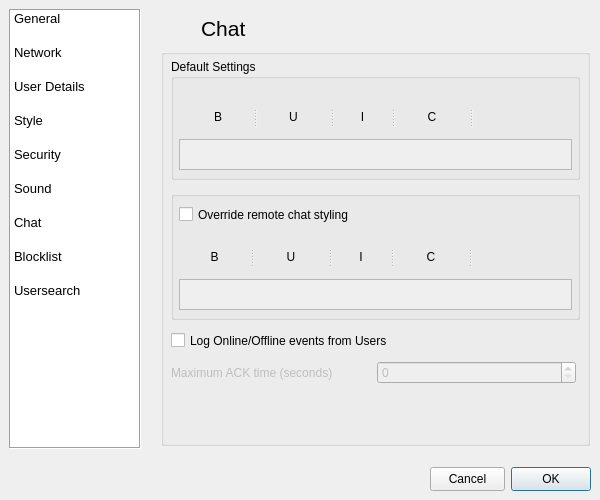
First picture: the form in src/gui/form_settingsgui.ui, repository vituperative/i2pchat, before the edit.
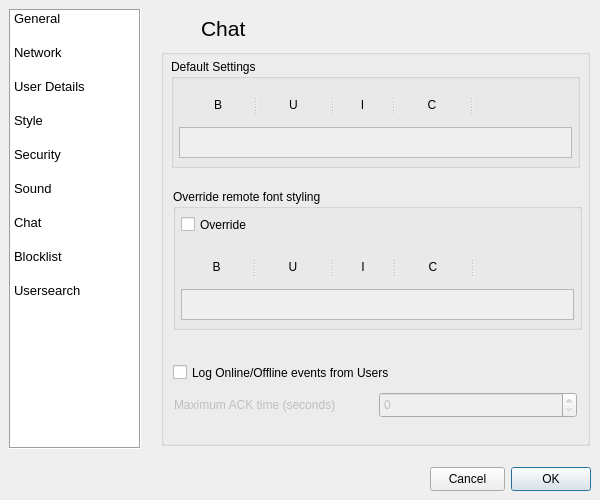
Second picture: the form after the edit. Icons and pictures are not drawn.

Commit message: Fix remote override styling; wording tweaks

```diff
--- a/src/gui/form_settingsgui.ui
+++ b/src/gui/form_settingsgui.ui
@@ -2207,7 +2207,7 @@
            <x>10</x>
            <y>10</y>
            <width>409</width>
-           <height>121</height>
+           <height>109</height>
           </rect>
          </property>
          <property name="title">
@@ -2220,7 +2220,7 @@
           <property name="geometry">
            <rect>
             <x>8</x>
-            <y>80</y>
+            <y>68</y>
             <width>393</width>
             <height>31</height>
            </rect>
@@ -2239,7 +2239,7 @@
           <property name="geometry">
            <rect>
             <x>12</x>
-            <y>44</y>
+            <y>32</y>
             <width>385</width>
             <height>28</height>
            </rect>
@@ -2417,26 +2417,26 @@
         <widget class="QGroupBox" name="groupBox_25">
          <property name="geometry">
           <rect>
-           <x>10</x>
-           <y>142</y>
+           <x>12</x>
+           <y>140</y>
            <width>409</width>
-           <height>129</height>
+           <height>141</height>
           </rect>
          </property>
          <property name="title">
-          <string/>
+          <string>Override remote font styling</string>
          </property>
          <widget class="QCheckBox" name="chatOverrideBox">
           <property name="geometry">
            <rect>
             <x>8</x>
-            <y>12</y>
+            <y>24</y>
             <width>389</width>
             <height>23</height>
            </rect>
           </property>
           <property name="text">
-           <string>Override remote chat styling</string>
+           <string>Override</string>
           </property>
          </widget>
          <widget class="QTextEdit" name="txtShowCurrentChatStyleOverride">
@@ -2446,7 +2446,7 @@
           <property name="geometry">
            <rect>
             <x>8</x>
-            <y>88</y>
+            <y>100</y>
             <width>393</width>
             <height>31</height>
            </rect>
@@ -2468,7 +2468,7 @@
           <property name="geometry">
            <rect>
             <x>8</x>
-            <y>52</y>
+            <y>64</y>
             <width>389</width>
             <height>28</height>
            </rect>
@@ -2646,8 +2646,8 @@
         <widget class="QCheckBox" name="LogOnlineStatusBox">
          <property name="geometry">
           <rect>
-           <x>10</x>
-           <y>280</y>
+           <x>12</x>
+           <y>312</y>
            <width>253</width>
            <height>23</height>
           </rect>
@@ -2656,34 +2656,34 @@
           <string>Log Online/Offline events from Users</string>
          </property>
         </widget>
-        <widget class="QWidget" name="layoutWidget">
-         <property name="geometry">
-          <rect>
-           <x>10</x>
-           <y>310</y>
-           <width>405</width>
-           <height>28</height>
-          </rect>
-         </property>
-         <layout class="QHBoxLayout" name="horizontalLayout_8">
-          <item>
            <widget class="QLabel" name="label_2">
             <property name="enabled">
              <bool>false</bool>
             </property>
+         <property name="geometry">
+          <rect>
+           <x>13</x>
+           <y>343</y>
+           <width>199</width>
+           <height>26</height>
+          </rect>
+         </property>
             <property name="text">
              <string>Maximum ACK time (seconds)</string>
             </property>
            </widget>
-          </item>
-          <item>
            <widget class="QSpinBox" name="spinBox_maxACK">
             <property name="enabled">
              <bool>false</bool>
             </property>
-           </widget>
-          </item>
-         </layout>
+         <property name="geometry">
+          <rect>
+           <x>218</x>
+           <y>343</y>
+           <width>198</width>
+           <height>26</height>
+          </rect>
+         </property>
         </widget>
        </widget>
       </widget>
```
Lines whose indentation alone changed are shown as unchanged. The commit also changes 3 other files.
